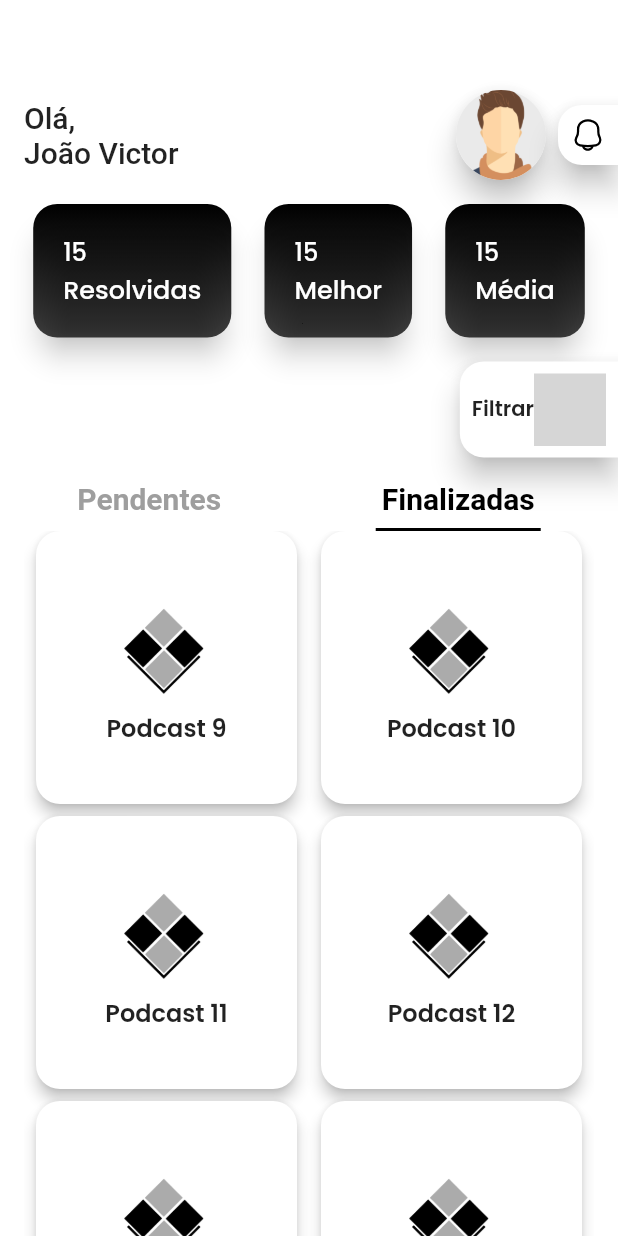
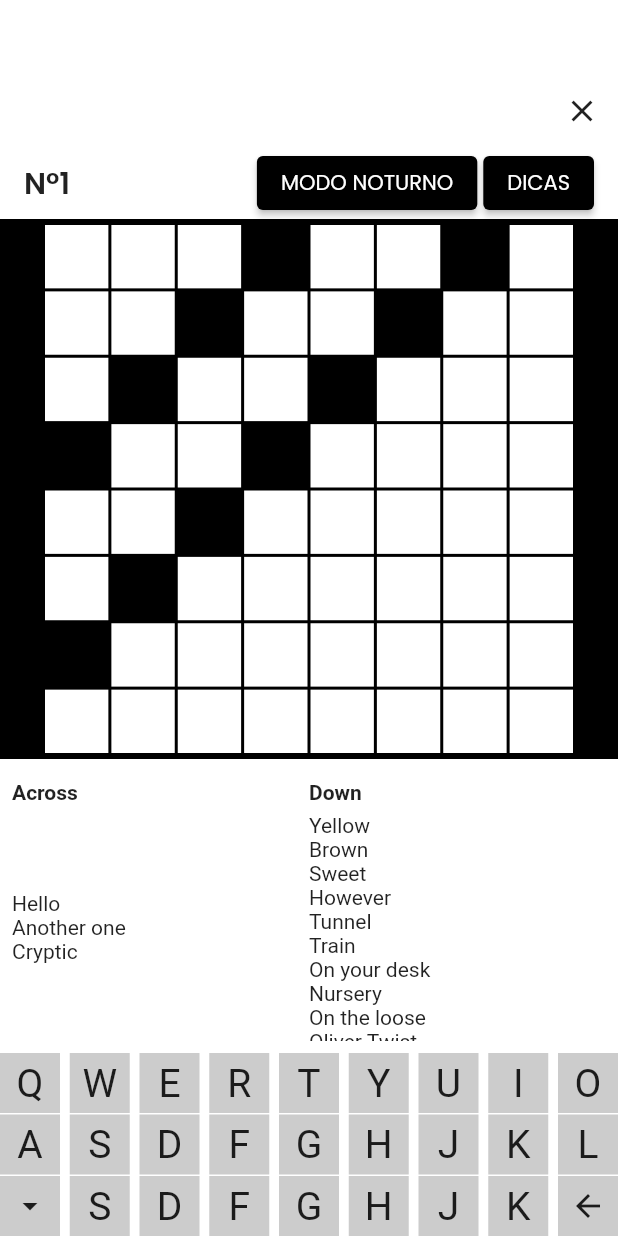
Before and after one commit to app5m/cruzadista_oficial, a Flutter app: the Home screen opened by its route, after a tap on "Finalizadas", after a tap on "Podcast 9", on a phone screen of 412 x 824 dp. Run offline on Flutter 3.47's test engine with Material 2 defaults, Android fonts, the phone set to English and light mode, and no system bars; our stand-ins replace flutter_bloc, flutter_svg; grey boxes are pictures that could not be loaded.

Commit message:
inital commit

```diff
--- /dev/null
+++ b/lib/components/alert_dialog_dica.dart
@@ -0,0 +1,83 @@
+import 'package:flutter/material.dart';
+
+import 'colors.dart';
+
+class DialogDica extends StatelessWidget {
+  @override
+  Widget build(BuildContext context) {
+    return FractionallySizedBox(
+      widthFactor: 0.8,
+      heightFactor: 0.3,
+      child: Card(
+        shape: RoundedRectangleBorder(
+          borderRadius: BorderRadius.circular(16),
+        ),
+        child: Padding(
+          padding: const EdgeInsets.all(8.0),
+          child: Column(
+            mainAxisSize: MainAxisSize.max,
+            crossAxisAlignment: CrossAxisAlignment.stretch,
+            children: [
+              Row(
+                mainAxisAlignment: MainAxisAlignment.end,
+                children: [
+                  IconButton(
+                    icon: Icon(Icons.close),
+                    onPressed: () {
+                      Navigator.of(context).pop();
+                    },
+                  ),
+                ],
+              ),
+              SizedBox(height: 4),
+              Center(child: Text('Selecione a dica', style: TextStyle(
+                fontWeight: FontWeight.w600,
+                fontFamily: 'Poppins',
+              ),)),
+              SizedBox(height: 16),
+              ElevatedButton(
+                onPressed: () {
+                  Navigator.of(context).pop();
+                },
+                child: Text('Revelar Palavra'),
+                style: ButtonStyle(
+                  shape: MaterialStateProperty.all<
+                      RoundedRectangleBorder>(
+                    RoundedRectangleBorder(
+                      borderRadius: BorderRadius.circular(8.0),
+                    ),
+                  ),
+                  backgroundColor: MaterialStateProperty.all(
+                      MyColors.colorPrimary),
+                  padding: MaterialStateProperty.all(
+                      const EdgeInsets.symmetric(vertical: 10)),
+                ),
+              ),
+              SizedBox(height: 8),
+              ElevatedButton(
+                onPressed: () {
+                  Navigator.of(context).pop();
+                },
+                child: Text('Relevar Letra'),
+                style: ButtonStyle(
+                  shape: MaterialStateProperty.all<
+                      RoundedRectangleBorder>(
+                    RoundedRectangleBorder(
+                      borderRadius: BorderRadius.circular(8.0),
+                    ),
+                  ),
+                  backgroundColor: MaterialStateProperty.all(
+                      MyColors.colorPrimary),
+                  padding: MaterialStateProperty.all(
+                      const EdgeInsets.symmetric(vertical: 10)),
+                ),
+              ),
+
+            ],
+          ),
+        ),
+
+      ),
+    );
+  }
+}
--- a/lib/components/colors.dart
+++ b/lib/components/colors.dart
@@ -6,4 +6,6 @@ class MyColors {
   static const Color colorOnPrimary = Color(0xFFFFFFFF);
   static const Color gray = Color(0xFFA6A6A6);
   static const Color grayLite = Color(0xFFEAEAEA);
+  static const Color darkMode = Color(0xFF1C1C1C);
+  static const Color colorCellDark = Color(0xFF333333);
 }
--- /dev/null
+++ b/lib/components/crosswordview.dart
@@ -0,0 +1,318 @@
+import 'package:cruzadista/components/fonte_size.dart';
+import 'package:flutter/material.dart';
+
+const double _MARGIN_HORIZONTAL = 30.0;
+const double _MARGIN_VERTICAL = 4.0;
+const Color _CELL_BACKGROUND = const Color(0xFFFFFFFF);
+const Color _BLANK_CELL_BACKGROUND = const Color(0xFF000000);
+const double _CELL_SPACING = 2.0;
+
+class CrosswordView extends StatelessWidget {
+  List<int>? gridElements;
+  Color? color;
+  Color? colorCell;
+  CrosswordView({Key? key, this.gridElements,this.color,this.colorCell,}) : super(key: key);
+
+  // A simplified way to represent the list of cells in the grid. In practice,
+  // you would want more complex data than an integer to represent each cell
+  // in a crossword, but this is beyond the scope of this tutorial.
+
+
+  @override
+  Widget build(BuildContext context) {
+    Widget grid = new GridView.count(
+        crossAxisCount: 8,
+        shrinkWrap: true,
+        childAspectRatio: 1.0, // This means each cell is a square
+        padding: const EdgeInsets.only(left: _MARGIN_HORIZONTAL,
+            right: _MARGIN_HORIZONTAL,
+            top: _MARGIN_VERTICAL,
+            bottom: _MARGIN_VERTICAL),
+        mainAxisSpacing: _CELL_SPACING,
+        crossAxisSpacing: _CELL_SPACING,
+        children: gridElements!.map((int cell) {
+          return new Container(
+            color: cell == 0?_BLANK_CELL_BACKGROUND: colorCell,
+          );
+        }).toList())
+    ;
+
+    return Container(
+      color: Colors.black,
+      child: grid,
+    );
+  }
+
+}
+
+
+
+
+class CluesView extends StatelessWidget {
+  CluesView({Key? key, this.acrossClues, this.downClues}) : super(key: key);
+
+  List<String>? acrossClues;
+
+  List<String>? downClues;
+
+  @override
+  Widget build(BuildContext context) {
+    Widget cluesRowTitle = new Row(
+      children: <Widget>[
+        new Expanded(
+          child: new Text('Across',
+            style: new TextStyle(fontWeight: FontWeight.bold),),
+        )
+        ,
+        new Expanded(
+          child: new Text('Down',
+            style: new TextStyle(fontWeight: FontWeight.bold),),
+        )
+        ,
+      ],
+    );
+
+    Widget acrossCluesWidget = new ListView(
+        scrollDirection: Axis.vertical,
+        shrinkWrap: true,
+        children: acrossClues!.map((String clue) {
+          return new Text(clue);
+        }).toList());
+
+    Widget downCluesWidget = new ListView(
+        scrollDirection: Axis.vertical,
+        shrinkWrap: true,
+        children: downClues!.map((String clue) {
+          return new Text(clue);
+        }).toList());
+
+
+    Widget cluesRow = new Row(children: <Widget>[
+      new Expanded(
+        child: acrossCluesWidget,
+      )
+      ,
+      new Expanded(
+        child: downCluesWidget,
+      )
+      ,
+    ],
+    );
+
+    return new Container(
+      padding: const EdgeInsets.all(8.0),
+      child: new Column(
+        children: <Widget>[
+          new Container(
+            height: 28.0,
+            child: cluesRowTitle,
+          ),
+          new Expanded(
+            child: cluesRow,
+          ),
+        ],
+      ),
+    );
+  }
+
+}
+
+const double _ROW_HEIGHT = 40.0;
+const double _KEY_WIDTH = 40.0;
+const Color _KEY_BACKGROUND = const Color(0x33000000);
+
+class KeyboardView extends StatelessWidget {
+  KeyboardView({Key? key}) : super(key: key);
+
+  @override
+  Widget build(BuildContext context) {
+    return new Column(
+      children: <Widget>[
+        new Row(
+          mainAxisAlignment: MainAxisAlignment.spaceBetween,
+          children: <Widget>[
+            Container(
+              width: _KEY_WIDTH,
+              height: _ROW_HEIGHT,
+              color: _KEY_BACKGROUND,
+              child: Center(child: new Text('Q', style: TextStyle(fontSize: FontSizes.textoGrande),)),
+            ),
+            Container(
+              width: _KEY_WIDTH,
+              height: _ROW_HEIGHT,
+              color: _KEY_BACKGROUND,
+              child:  Center(child: new Text('W', style: TextStyle(fontSize: FontSizes.textoGrande),)),
+            ),
+            Container(
+              width: _KEY_WIDTH,
+              height: _ROW_HEIGHT,
+              color: _KEY_BACKGROUND,
+              child:  Center(child: new Text('E', style: TextStyle(fontSize: FontSizes.textoGrande),)),
+            ),
+            Container(
+              width: _KEY_WIDTH,
+              height: _ROW_HEIGHT,
+              color: _KEY_BACKGROUND,
+              child:  Center(child: new Text('R', style: TextStyle(fontSize: FontSizes.textoGrande),)),
+            ),
+            Container(
+              width: _KEY_WIDTH,
+              height: _ROW_HEIGHT,
+              color: _KEY_BACKGROUND,
+              child:  Center(child: new Text('T', style: TextStyle(fontSize: FontSizes.textoGrande),)),
+            ),
+            Container(
+              width: _KEY_WIDTH,
+              height: _ROW_HEIGHT,
+              color: _KEY_BACKGROUND,
+              child:  Center(child: new Text('Y', style: TextStyle(fontSize: FontSizes.textoGrande),)),
+            ),
+            Container(
+              width: _KEY_WIDTH,
+              height: _ROW_HEIGHT,
+              color: _KEY_BACKGROUND,
+              child:  Center(child: new Text('U', style: TextStyle(fontSize: FontSizes.textoGrande),)),
+            ),
+            Container(
+              width: _KEY_WIDTH,
+              height: _ROW_HEIGHT,
+              color: _KEY_BACKGROUND,
+              child:  Center(child: new Text('I', style: TextStyle(fontSize: FontSizes.textoGrande),)),
+            ),
+            Container(
+              width: _KEY_WIDTH,
+              height: _ROW_HEIGHT,
+              color: _KEY_BACKGROUND,
+              child:  Center(child: new Text('O', style: TextStyle(fontSize: FontSizes.textoGrande),)),
+            ),
+          ],
+        ),
+        new Container(
+          height: 1.0,
+        ),
+        new Row(
+          mainAxisAlignment: MainAxisAlignment.spaceBetween,
+          children: <Widget>[
+            Container(
+              width: _KEY_WIDTH,
+              height: _ROW_HEIGHT,
+              color: _KEY_BACKGROUND,
+              child: Center(child: new Text('A', style: TextStyle(fontSize: FontSizes.textoGrande),)),
+            ),
+            Container(
+              width: _KEY_WIDTH,
+              height: _ROW_HEIGHT,
+              color: _KEY_BACKGROUND,
+              child:  Center(child: new Text('S', style: TextStyle(fontSize: FontSizes.textoGrande),)),
+            ),
+            Container(
+              width: _KEY_WIDTH,
+              height: _ROW_HEIGHT,
+              color: _KEY_BACKGROUND,
+              child:  Center(child: new Text('D', style: TextStyle(fontSize: FontSizes.textoGrande),)),
+            ),
+            Container(
+              width: _KEY_WIDTH,
+              height: _ROW_HEIGHT,
+              color: _KEY_BACKGROUND,
+              child:  Center(child: new Text('F', style: TextStyle(fontSize: FontSizes.textoGrande),)),
+            ),
+            Container(
+              width: _KEY_WIDTH,
+              height: _ROW_HEIGHT,
+              color: _KEY_BACKGROUND,
+              child:  Center(child: new Text('G', style: TextStyle(fontSize: FontSizes.textoGrande),)),
+            ),
+            Container(
+              width: _KEY_WIDTH,
+              height: _ROW_HEIGHT,
+              color: _KEY_BACKGROUND,
+              child:  Center(child: new Text('H', style: TextStyle(fontSize: FontSizes.textoGrande),)),
+            ),
+            Container(
+              width: _KEY_WIDTH,
+              height: _ROW_HEIGHT,
+              color: _KEY_BACKGROUND,
+              child:  Center(child: new Text('J', style: TextStyle(fontSize: FontSizes.textoGrande),)),
+            ),
+            Container(
+              width: _KEY_WIDTH,
+              height: _ROW_HEIGHT,
+              color: _KEY_BACKGROUND,
+              child:  Center(child: new Text('K', style: TextStyle(fontSize: FontSizes.textoGrande),)),
+            ),
+            Container(
+              width: _KEY_WIDTH,
+              height: _ROW_HEIGHT,
+              color: _KEY_BACKGROUND,
+              child:  Center(child: new Text('L', style: TextStyle(fontSize: FontSizes.textoGrande),)),
+            ),
+          ],
+        ),
+        new Container(
+          height: 1.0,
+        ),
+        new Row(
+          mainAxisAlignment: MainAxisAlignment.spaceBetween,
+          children: <Widget>[
+            Container(
+              width: _KEY_WIDTH,
+              height: _ROW_HEIGHT,
+              color: _KEY_BACKGROUND,
+              child: Center(child: Icon(Icons.arrow_drop_down)),
+            ),
+            Container(
+              width: _KEY_WIDTH,
+              height: _ROW_HEIGHT,
+              color: _KEY_BACKGROUND,
+              child:  Center(child: new Text('S', style: TextStyle(fontSize: FontSizes.textoGrande),)),
+            ),
+            Container(
+              width: _KEY_WIDTH,
+              height: _ROW_HEIGHT,
+              color: _KEY_BACKGROUND,
+              child:  Center(child: new Text('D', style: TextStyle(fontSize: FontSizes.textoGrande),)),
+            ),
+            Container(
+              width: _KEY_WIDTH,
+              height: _ROW_HEIGHT,
+              color: _KEY_BACKGROUND,
+              child:  Center(child: new Text('F', style: TextStyle(fontSize: FontSizes.textoGrande),)),
+            ),
+            Container(
+              width: _KEY_WIDTH,
+              height: _ROW_HEIGHT,
+              color: _KEY_BACKGROUND,
+              child:  Center(child: new Text('G', style: TextStyle(fontSize: FontSizes.textoGrande),)),
+            ),
+            Container(
+              width: _KEY_WIDTH,
+              height: _ROW_HEIGHT,
+              color: _KEY_BACKGROUND,
+              child:  Center(child: new Text('H', style: TextStyle(fontSize: FontSizes.textoGrande),)),
+            ),
+            Container(
+              width: _KEY_WIDTH,
+              height: _ROW_HEIGHT,
+              color: _KEY_BACKGROUND,
+              child:  Center(child: new Text('J', style: TextStyle(fontSize: FontSizes.textoGrande),)),
+            ),
+            Container(
+              width: _KEY_WIDTH,
+              height: _ROW_HEIGHT,
+              color: _KEY_BACKGROUND,
+              child:  Center(child: new Text('K', style: TextStyle(fontSize: FontSizes.textoGrande),)),
+            ),
+            Container(
+              width: _KEY_WIDTH,
+              height: _ROW_HEIGHT,
+              color: _KEY_BACKGROUND,
+              child:  Center(child: Icon(Icons.arrow_back)
+              ),
+            ),
+          ],
+        ),
+      ],
+    );
+  }
+}
--- /dev/null
+++ b/lib/components/theme.dart
@@ -0,0 +1,13 @@
+import 'package:flutter/material.dart';
+import 'package:flutter_bloc/flutter_bloc.dart';
+
+class ThemeCubit extends Cubit<ThemeMode> {
+  ThemeCubit() : super(ThemeMode.light);
+  bool isDarkTheme = false;
+
+  void toggleTheme() {
+    isDarkTheme = !isDarkTheme;
+    emit(isDarkTheme as ThemeMode);
+  }
+
+}
--- a/lib/main.dart
+++ b/lib/main.dart
@@ -1,3 +1,4 @@
+import 'package:cruzadista/ui/game.dart';
 import 'package:cruzadista/ui/home.dart';
 import 'package:cruzadista/ui/login.dart';
 import 'package:cruzadista/ui/menu.dart';
@@ -9,8 +10,12 @@ import 'package:cruzadista/ui/update_password.dart';
 import 'package:flutter/material.dart';
 
 void main() {
+  var theme = ThemeMode.light;
   runApp(MaterialApp(
     debugShowCheckedModeBanner: false,
+    theme: ThemeData.light(),
+    darkTheme: ThemeData.dark(),
+    themeMode: theme,
     title: "Cruzadista",
     initialRoute: '/ui/splash',
     routes: {
@@ -25,6 +30,7 @@ void main() {
       '/ui/menu': (context) => Menu(),
       '/ui/myProfile': (context) => MyProfile(),
       '/ui/updatePassword': (context) => UpdatePassword(),
+      '/ui/game': (context) => Game(),
       // //EU SO ESTOU USANDO AS ROTAS ate a HOME
       // '/ui/view_pdf': (context) => ViewPdf(),
       // '/ui/menu': (context) => Menu(),
--- /dev/null
+++ b/lib/ui/game.dart
@@ -0,0 +1,164 @@
+import 'package:cruzadista/components/alert_dialog_dica.dart';
+import 'package:cruzadista/components/colors.dart';
+import 'package:flutter/material.dart';
+import '../components/crosswordview.dart';
+import '../components/fonte_size.dart';
+
+
+class Game extends StatefulWidget {
+  const Game({Key? key}) : super(key: key);
+
+  @override
+  State<Game> createState() => _GameState();
+}
+
+class _GameState extends State<Game> {
+
+  late List<int> _gridElements;
+
+  late List<String> _acrossClues;
+
+  late List<String> _downClues;
+  var _theme = Colors.white;
+  var _colorCell = Colors.white;
+  var _themeDark = MyColors.darkMode;
+  @override
+  void initState() {
+    super.initState();
+
+
+
+    _gridElements = <int>[];
+    for (int i = 0; i < 8; i++) {
+      for (int j = 0; j < 8; j++) {
+        if (i + j == 6 || i + j == 3) {
+          _gridElements.add(0);
+        } else {
+          _gridElements.add(1);
+        }
+      }
+    }
+
+    _acrossClues = <String>[];
+    _acrossClues.add('Hello');
+    _acrossClues.add('Another one');
+    _acrossClues.add('Cryptic');
+
+    _downClues = <String>[];
+    _downClues.add('Yellow');
+    _downClues.add('Brown');
+    _downClues.add('Sweet');
+    _downClues.add('However');
+    _downClues.add('Tunnel');
+    _downClues.add('Train');
+    _downClues.add('On your desk');
+    _downClues.add('Nursery');
+    _downClues.add('On the loose');
+    _downClues.add('Oliver Twist');
+    _downClues.add('Last one');
+    _downClues.add('Last one');
+  }
+
+
+
+  @override
+  Widget build(BuildContext context) {
+
+    return Scaffold(
+      backgroundColor: _theme,
+      body: Padding(
+          padding: EdgeInsets.only(top: 50),
+          child: Column(
+            children: [
+              Row(
+                mainAxisAlignment: MainAxisAlignment.end,
+                children: [
+                  IconButton(
+                    icon: Icon(Icons.close),
+                    onPressed: () {
+                      Navigator.pop(context);
+                    },
+                  ),
+                ],
+              ),
+              Row(
+                children: [
+                  Padding(
+                    padding: const EdgeInsets.only(left: 16),
+                    child: Text(
+                      "N°1",
+                      style: TextStyle(
+                        fontSize: FontSizes.titulo,
+                        fontWeight: FontWeight.w600,
+                        fontFamily: 'Poppins',
+                      ),
+                    ),
+                  ),
+                  Spacer(),
+                  Row(
+                    children: [
+                    ElevatedButton(onPressed: (){
+                      setState(() {
+                        if(_theme == Colors.white){
+                          _colorCell = MyColors.colorCellDark;
+                          _theme = _themeDark!;
+                        }else{
+                          _theme = Colors.white;
+                          _colorCell = Colors.white;
+                        }
+                      });
+                    }, style: ElevatedButton.styleFrom(
+                        backgroundColor: Colors.black,
+                      ),
+                      child: Text(
+                      "MODO NOTURNO",
+
+                      style: TextStyle(
+                        color: _colorCell,
+                        fontSize: FontSizes.textoNormal,
+                        fontWeight: FontWeight.w400,
+                        fontFamily: 'Poppins',
+                      ),
+                    ),),
+                    SizedBox(width: 4,),
+                    ElevatedButton(onPressed: (){
+                      showDialog(
+                        context: context,
+                        builder: (_) => DialogDica(),
+                      );
+                    },
+                      style: ElevatedButton.styleFrom(
+                        backgroundColor: Colors.black,
+                      ),
+                        child: Text(
+                      "DICAS",
+                      style: TextStyle(
+                        color: _colorCell,
+                        fontSize: FontSizes.textoNormal,
+                        fontWeight: FontWeight.w400,
+                        fontFamily: 'Poppins',
+                      ),
+                    ),
+                    ),
+                      SizedBox(width: 16,),
+                  ],)
+                ],
+              ),
+              Expanded(
+                child: Column(
+                  children: [
+                    CrosswordView(gridElements: _gridElements, color: _theme, colorCell: _colorCell,),
+                  Expanded(
+                    child: CluesView(
+                        acrossClues: _acrossClues, downClues: _downClues),
+                  ),
+                  KeyboardView(),
+                ],
+                ),
+              )
+            ],
+          ),
+        ),
+    );
+  }
+}
--- a/lib/ui/home.dart
+++ b/lib/ui/home.dart
@@ -463,7 +463,10 @@ class MyCard extends StatelessWidget {
   @override
   Widget build(BuildContext context) {
     return InkWell(
-      onTap: () {},
+      onTap: () {
+
+        Navigator.pushNamed(context, "/ui/game");
+      },
       child: Card(
         margin: EdgeInsets.only(left: 8, right: 8, bottom: 8),
         elevation: 4,
--- a/lib/ui/menu.dart
+++ b/lib/ui/menu.dart
@@ -88,6 +88,7 @@ class _MenuState extends State<Menu> {
                   ),
                   onTap: () {
                     Navigator.pushNamed(context, "/ui/myProfile");
+
                   },
                 ),
                 InkWell(
--- a/pubspec.yaml
+++ b/pubspec.yaml
@@ -37,6 +37,7 @@ dependencies:
   # Use with the CupertinoIcons class for iOS style icons.
   cupertino_icons: ^1.0.2
   flutter_svg: ^2.0.5
+  flutter_bloc: ^8.0.0
 
 
 dev_dependencies:
```
Also changed, not shown: pubspec.lock.
